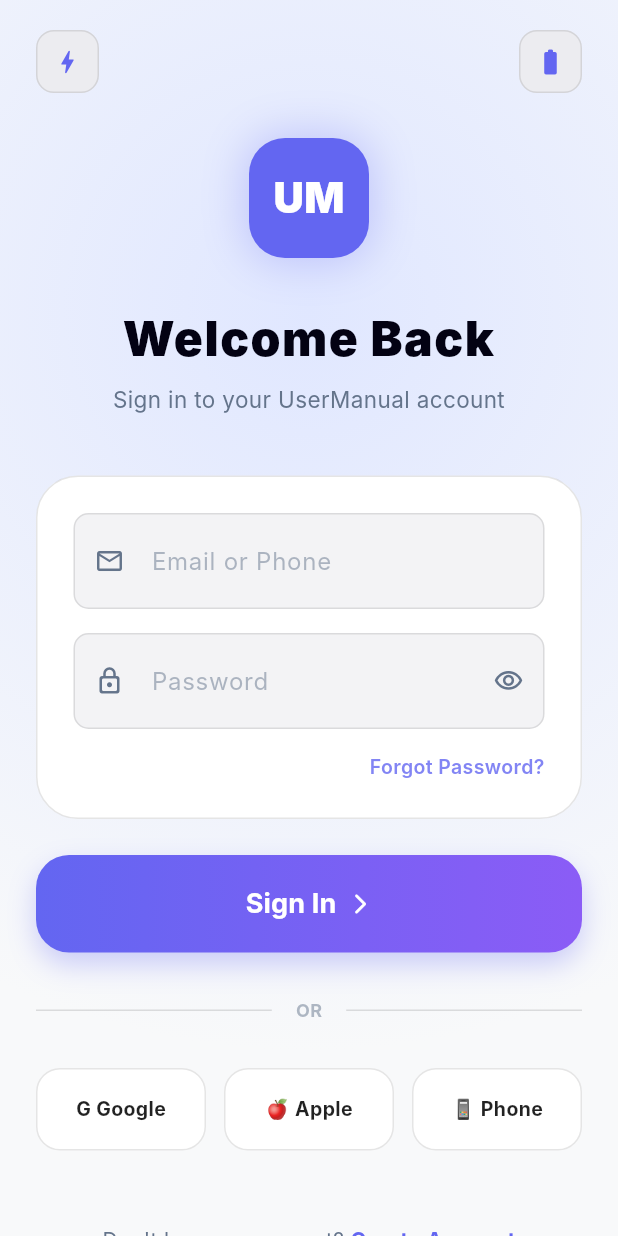
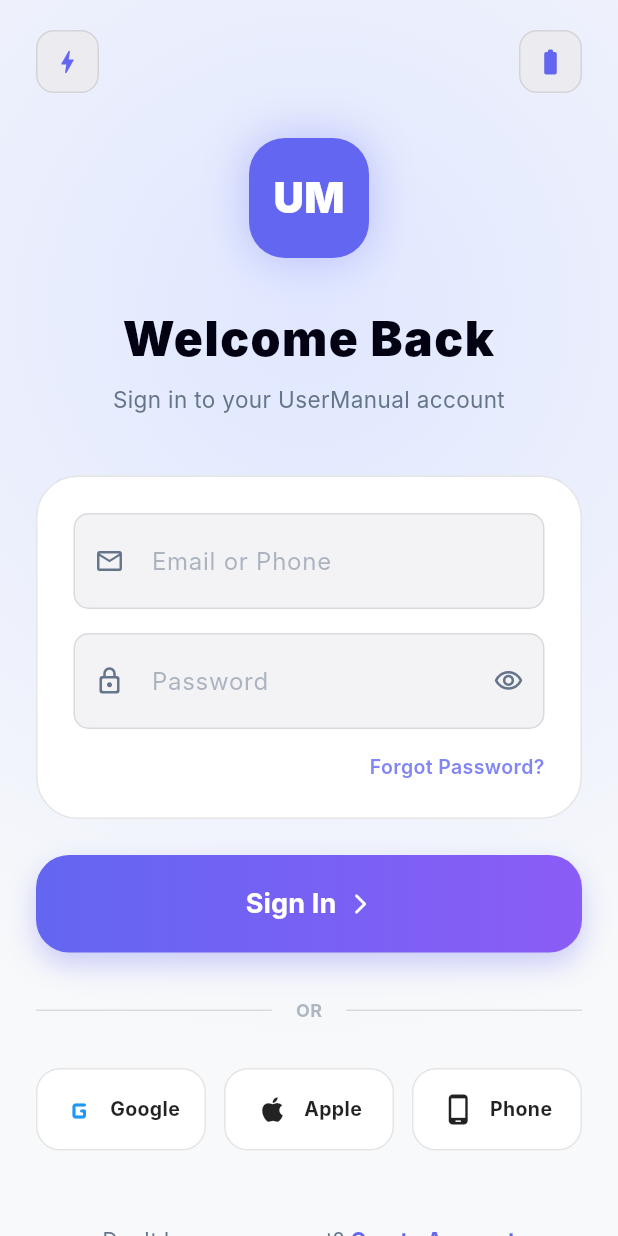
Before and after one commit to AbdoAhmedElbanaa/extrememedicaluserapp, a Flutter app: the LoginView screen opened by its route, on a phone screen of 412 x 824 dp. Run offline on Flutter 3.47's test engine with Material 3 defaults, Android fonts, the phone set to English and light mode, and no system bars; drawn by our look-alikes of cached_network_image, flutter_animate, pull_to_refresh, toastification; our stand-ins replace carousel_slider, cloud_firestore, device_preview, firebase_auth, firebase_core, firebase_crashlytics and 9 more; accounts and stored records are empty; network calls fail; Roboto replaces fonts that are missing (Inter).

Commit message:
Refined dependency management, enhanced social login functionality, and improved platform compatibility for Firebase services.
- **Authentication & Login**:
    - Implemented `loginWithGoogle` in `LoginController` with integrated loading states and toast notifications.
    - Redesigned social login buttons in `LoginView` to support icons, network images (via `cached_network_image`), and specific tap handlers.
    - Improved `LoginView` layout responsiveness and code formatting across mobile and tablet views.
- **Dependency Management**:
    - Migrated `SplashController` initialization to a `BindingsBuilder` within the route configuration for better lifecycle management.
    - Configured `AuthService` and `UserRepository` as permanent dependencies in `main.dart`.
    - Refactored `SplashController` to use `late` initialization for services to ensure proper injection timing.
- **Firebase & Platform Stability**:
    - Added a `kIsWeb` check to `FirebaseService` to prevent Crashlytics initialization on web platforms, ensuring cross-platform stability.
- **UI/UX Improvements**:
    - Cleaned up `LoginView` styling, including refined border colors, background gradients, and optimized asset handling.
    - Removed redundant manual controller initialization from `SplashView` in favor of route-based bindings.

Signed-off-by: AbdoAhmedElbanaa <abdelmgeedelbanaa@gmail.com>

```diff
--- a/lib/core/services/firebase_service.dart
+++ b/lib/core/services/firebase_service.dart
@@ -10,6 +10,7 @@
       options: DefaultFirebaseOptions.currentPlatform,
     );
 
+    if (!kIsWeb) {
       // Pass all uncaught "fatal" errors from the framework to Crashlytics
       FlutterError.onError = (errorDetails) {
         FirebaseCrashlytics.instance.recordFlutterFatalError(errorDetails);
@@ -20,6 +21,7 @@
         FirebaseCrashlytics.instance.recordError(error, stack, fatal: true);
         return true;
       };
+    }
 
     return this;
   }
--- a/lib/features/auth/presentation/views/login_view.dart
+++ b/lib/features/auth/presentation/views/login_view.dart
@@ -1,9 +1,11 @@
+import 'package:cached_network_image/cached_network_image.dart';
+import 'package:extrememedicaluserapp/core/routes/app_routes.dart';
+import 'package:extrememedicaluserapp/core/utils/responsive_layout.dart';
+import 'package:extrememedicaluserapp/theme/app_colors.dart';
 import 'package:flutter/material.dart';
+import 'package:flutter_animate/flutter_animate.dart';
 import 'package:get/get.dart';
-import 'package:flutter_animate/flutter_animate.dart';
-import 'package:extrememedicaluserapp/theme/app_colors.dart';
-import 'package:extrememedicaluserapp/core/utils/responsive_layout.dart';
-import 'package:extrememedicaluserapp/core/routes/app_routes.dart';
+
 import '../controllers/login_controller.dart';
 
 class LoginView extends GetView<LoginController> {
@@ -19,8 +21,9 @@
     final isDark = theme.brightness == Brightness.dark;
 
     return Scaffold(
-      backgroundColor: isDark ? AppColors.backgroundDark : AppColors
-          .backgroundLight,
+      backgroundColor: isDark
+          ? AppColors.backgroundDark
+          : AppColors.backgroundLight,
       body: ResponsiveLayout(
         mobile: _buildMobileLayout(context, isDark),
         tablet: _buildMobileLayout(context, isDark, isTablet: true),
@@ -29,8 +32,11 @@
     );
   }
 
-  Widget _buildMobileLayout(BuildContext context, bool isDark,
-      {bool isTablet = false}) {
+  Widget _buildMobileLayout(
+    BuildContext context,
+    bool isDark, {
+    bool isTablet = false,
+  }) {
     return Container(
       width: double.infinity,
       height: double.infinity,
@@ -41,7 +47,7 @@
           colors: isDark
               ? [
                   AppColors.indigoDeep.withValues(alpha: 0.8),
-            AppColors.backgroundDark
+                  AppColors.backgroundDark,
                 ]
               : [AppColors.splashGradientLight[1], AppColors.backgroundLight],
         ),
@@ -112,8 +118,10 @@
                                 fontWeight: FontWeight.w900,
                                 height: 1.1,
                               ),
-                        ).animate().fadeIn(duration: 800.ms).slideY(
-                            begin: 0.2, end: 0),
+                            )
+                            .animate()
+                            .fadeIn(duration: 800.ms)
+                            .slideY(begin: 0.2, end: 0),
                         const SizedBox(height: 24),
                         Text(
                               'Experience the future of clinical documentation and device management with our all-in-one solution.',
@@ -123,8 +131,10 @@
                                 fontSize: 18,
                                 height: 1.6,
                               ),
-                        ).animate().fadeIn(delay: 300.ms).slideY(
-                            begin: 0.2, end: 0),
+                            )
+                            .animate()
+                            .fadeIn(delay: 300.ms)
+                            .slideY(begin: 0.2, end: 0),
                       ],
                     ),
                   ),
@@ -138,8 +148,9 @@
         Expanded(
           flex: 1,
           child: Container(
-            color: isDark ? AppColors.backgroundDark : AppColors
-                .backgroundLight,
+            color: isDark
+                ? AppColors.backgroundDark
+                : AppColors.backgroundLight,
             child: Center(
               child: SingleChildScrollView(
                 padding: const EdgeInsets.all(60),
@@ -233,7 +244,8 @@
         boxShadow: [
           BoxShadow(
             color: (isLarge ? Colors.black : AppColors.primary).withValues(
-                alpha: 0.3),
+              alpha: 0.3,
+            ),
             blurRadius: 25,
             spreadRadius: 2,
           ),
@@ -269,11 +281,13 @@
     return Container(
       padding: const EdgeInsets.all(10),
       decoration: BoxDecoration(
-        color: isDark ? AppColors.deepNavy.withValues(alpha: 0.5) : AppColors
-            .mutedLight,
+        color: isDark
+            ? AppColors.deepNavy.withValues(alpha: 0.5)
+            : AppColors.mutedLight,
         borderRadius: BorderRadius.circular(12),
         border: Border.all(
-            color: isDark ? AppColors.deepNavyBorder : AppColors.borderLight),
+          color: isDark ? AppColors.deepNavyBorder : AppColors.borderLight,
+        ),
       ),
       child: Icon(icon, color: AppColors.primary, size: 20),
     );
@@ -284,8 +298,9 @@
       width: double.infinity,
       padding: const EdgeInsets.all(24),
       decoration: BoxDecoration(
-        color: isDark ? AppColors.surfaceDark.withValues(alpha: 0.6) : AppColors
-            .cardLight,
+        color: isDark
+            ? AppColors.surfaceDark.withValues(alpha: 0.6)
+            : AppColors.cardLight,
         borderRadius: BorderRadius.circular(28),
         border: Border.all(
           color: isDark ? AppColors.deepNavyDarker : AppColors.borderLight,
@@ -340,28 +355,37 @@
         hintStyle: TextStyle(
           color: isDark
               ? AppColors.textMutedDark.withValues(alpha: 0.5)
-                : AppColors.textMutedLight.withValues(alpha: 0.5)),
-        prefixIcon: Icon(icon,
+              : AppColors.textMutedLight.withValues(alpha: 0.5),
+        ),
+        prefixIcon: Icon(
+          icon,
           color: isDark ? AppColors.textMutedDark : AppColors.textMutedLight,
-            size: 20),
-        suffixIcon: isPassword ? Obx(() =>
-            IconButton(
+          size: 20,
+        ),
+        suffixIcon: isPassword
+            ? Obx(
+                () => IconButton(
                   icon: Icon(
                     this.controller.isPasswordVisible.value
                         ? Icons.visibility_off_outlined
                         : Icons.visibility_outlined,
-                color: isDark ? AppColors.textMutedDark : AppColors
-                    .textMutedLight,
+                    color: isDark
+                        ? AppColors.textMutedDark
+                        : AppColors.textMutedLight,
                     size: 20,
                   ),
                   onPressed: this.controller.togglePasswordVisibility,
-            )) : null,
+                ),
+              )
+            : null,
         filled: true,
         fillColor: isDark
             ? AppColors.cinematicSurface.withValues(alpha: 0.5)
             : AppColors.inputBackgroundLight,
         contentPadding: const EdgeInsets.symmetric(
-            vertical: 20, horizontal: 16),
+          vertical: 20,
+          horizontal: 16,
+        ),
         border: OutlineInputBorder(
           borderRadius: BorderRadius.circular(18),
           borderSide: BorderSide.none,
@@ -393,23 +417,29 @@
           backgroundColor: Colors.transparent,
           shadowColor: Colors.transparent,
           shape: RoundedRectangleBorder(
-              borderRadius: BorderRadius.circular(22)),
+            borderRadius: BorderRadius.circular(22),
           ),
-        child: Obx(() =>
-        controller.isLoading.value
+        ),
+        child: Obx(
+          () => controller.isLoading.value
               ? const CircularProgressIndicator(color: Colors.white)
               : const Row(
                   mainAxisAlignment: MainAxisAlignment.center,
                   children: [
                     Text(
                       'Sign In',
-              style: TextStyle(fontSize: 18,
+                      style: TextStyle(
+                        fontSize: 18,
                         fontWeight: FontWeight.bold,
-                  color: Colors.white),
+                        color: Colors.white,
+                      ),
                     ),
                     SizedBox(width: 8),
                     Icon(
-                Icons.arrow_forward_ios_rounded, size: 16, color: Colors.white),
+                      Icons.arrow_forward_ios_rounded,
+                      size: 16,
+                      color: Colors.white,
+                    ),
                   ],
                 ),
         ),
@@ -421,7 +451,8 @@
     return Row(
       children: [
         Expanded(
-            child: Divider(color: isDark ? Colors.white10 : Colors.black12)),
+          child: Divider(color: isDark ? Colors.white10 : Colors.black12),
+        ),
         Padding(
           padding: const EdgeInsets.symmetric(horizontal: 16),
           child: Text(
@@ -436,7 +467,8 @@
           ),
         ),
         Expanded(
-            child: Divider(color: isDark ? Colors.white10 : Colors.black12)),
+          child: Divider(color: isDark ? Colors.white10 : Colors.black12),
+        ),
       ],
     );
   }
@@ -447,28 +479,75 @@
       spacing: 12,
       runSpacing: 12,
       children: [
-        _buildSocialButton('G Google', isDark, context),
-        _buildSocialButton('🍎 Apple', isDark, context),
-        _buildSocialButton('📱 Phone', isDark, context),
+        _buildSocialButton(
+          'Google',
+          isDark,
+          context,
+          onTap: controller.loginWithGoogle,
+          logoUrl: 'https://img.icons8.com/color/48/google-logo.png',
+        ),
+        _buildSocialButton('Apple', isDark, context, icon: Icons.apple_rounded),
+        _buildSocialButton(
+          'Phone',
+          isDark,
+          context,
+          icon: Icons.phone_android_rounded,
+        ),
       ],
     ).animate().fadeIn(delay: 600.ms).slideY(begin: 0.2, end: 0);
   }
 
-  Widget _buildSocialButton(String label, bool isDark, BuildContext context) {
+  Widget _buildSocialButton(
+    String label,
+    bool isDark,
+    BuildContext context, {
+    VoidCallback? onTap,
+    String? logoUrl,
+    IconData? icon,
+  }) {
     // Dynamic width based on screen size but with limits
     double buttonWidth = (context.screenWidth - 72) / 3;
     if (buttonWidth < 100) buttonWidth = 100;
 
-    return Container(
+    return GestureDetector(
+      onTap: onTap,
+      child: Container(
         width: context.isMobileLayout ? buttonWidth : 140,
         height: 55,
         decoration: BoxDecoration(
           color: isDark ? AppColors.surfaceDark : AppColors.cardLight,
           borderRadius: BorderRadius.circular(16),
           border: Border.all(
-            color: isDark ? AppColors.deepNavyDarker : AppColors.borderLight),
+            color: isDark ? AppColors.deepNavyDarker : AppColors.borderLight,
           ),
-      child: Center(
+        ),
+        child: Row(
+          mainAxisAlignment: MainAxisAlignment.center,
+          children: [
+            if (logoUrl != null)
+              CachedNetworkImage(
+                imageUrl: logoUrl,
+                width: 22,
+                height: 22,
+                placeholder: (context, url) => const SizedBox(
+                  width: 22,
+                  height: 22,
+                  child: CircularProgressIndicator(strokeWidth: 2),
+                ),
+                errorWidget: (context, url, error) => const Icon(
+                  Icons.g_mobiledata_rounded,
+                  color: Colors.blue,
+                  size: 24,
+                ),
+              )
+            else if (icon != null)
+              Icon(
+                icon,
+                color: isDark ? Colors.white : Colors.black87,
+                size: 22,
+              ),
+            const SizedBox(width: 10),
+            Flexible(
               child: Text(
                 label,
                 style: TextStyle(
@@ -476,6 +555,10 @@
                   fontSize: 13,
                   fontWeight: FontWeight.bold,
                 ),
+                overflow: TextOverflow.ellipsis,
+              ),
+            ),
+          ],
         ),
       ),
     );
@@ -489,8 +572,11 @@
         children: [
           Text(
             "Don't have an account? ",
-            style: TextStyle(color: isDark ? AppColors.textMutedDark : AppColors
-                .textMutedLight),
+            style: TextStyle(
+              color: isDark
+                  ? AppColors.textMutedDark
+                  : AppColors.textMutedLight,
+            ),
           ),
           Text(
             "Create Account",
--- a/lib/features/splash/presentation/controllers/splash_controller.dart
+++ b/lib/features/splash/presentation/controllers/splash_controller.dart
@@ -12,11 +12,12 @@
 class SplashController extends GetxController {
   var version = '1.0.0'.obs;
   final storage = GetStorage();
-  final _authService = Get.find<AuthService>();
+  late final AuthService _authService;
 
   @override
   void onInit() {
     super.onInit();
+    _authService = Get.find<AuthService>();
     _getVersion();
     _navigateToNext();
   }
--- a/lib/features/splash/presentation/views/splash_view.dart
+++ b/lib/features/splash/presentation/views/splash_view.dart
@@ -10,8 +10,6 @@
 
   @override
   Widget build(BuildContext context) {
-    // Initialize controller
-    Get.lazyPut(() => SplashController());
     final theme = Theme.of(context);
     final isDark = theme.brightness == Brightness.dark;
 
```
Also changed, not shown: lib/features/auth/presentation/controllers/login_controller.dart (+25 -0 lines), lib/main.dart (+6 -2 lines), lib/ser.main.dart (+8 -0 lines). Lines whose indentation alone changed are shown as unchanged.
